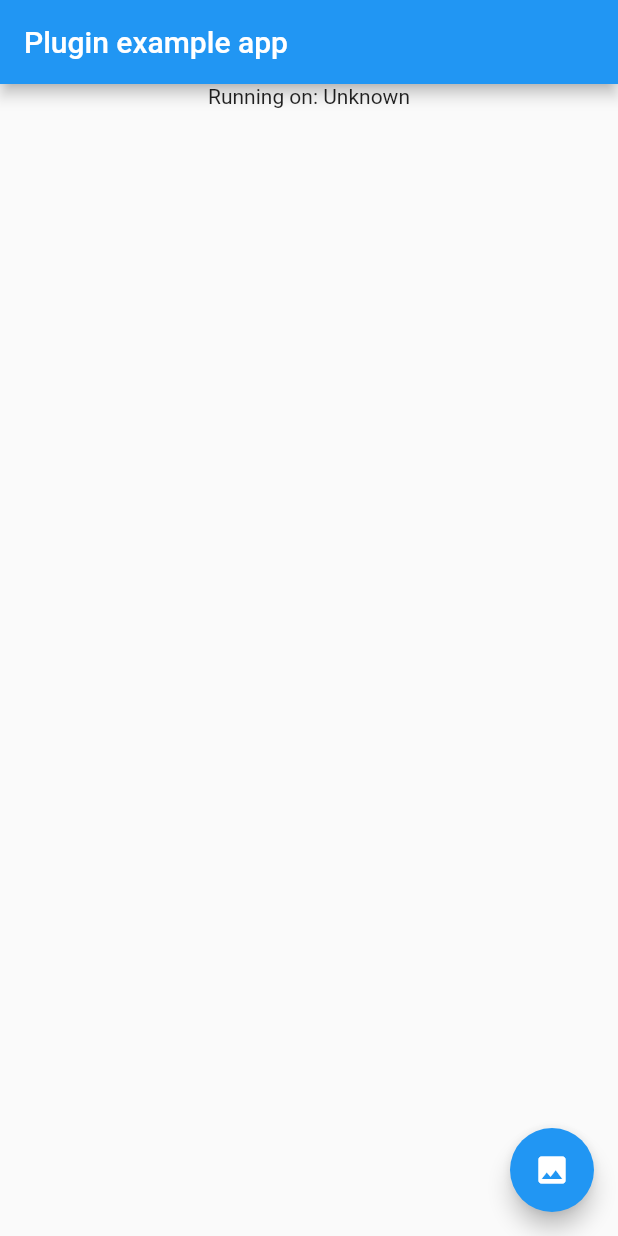
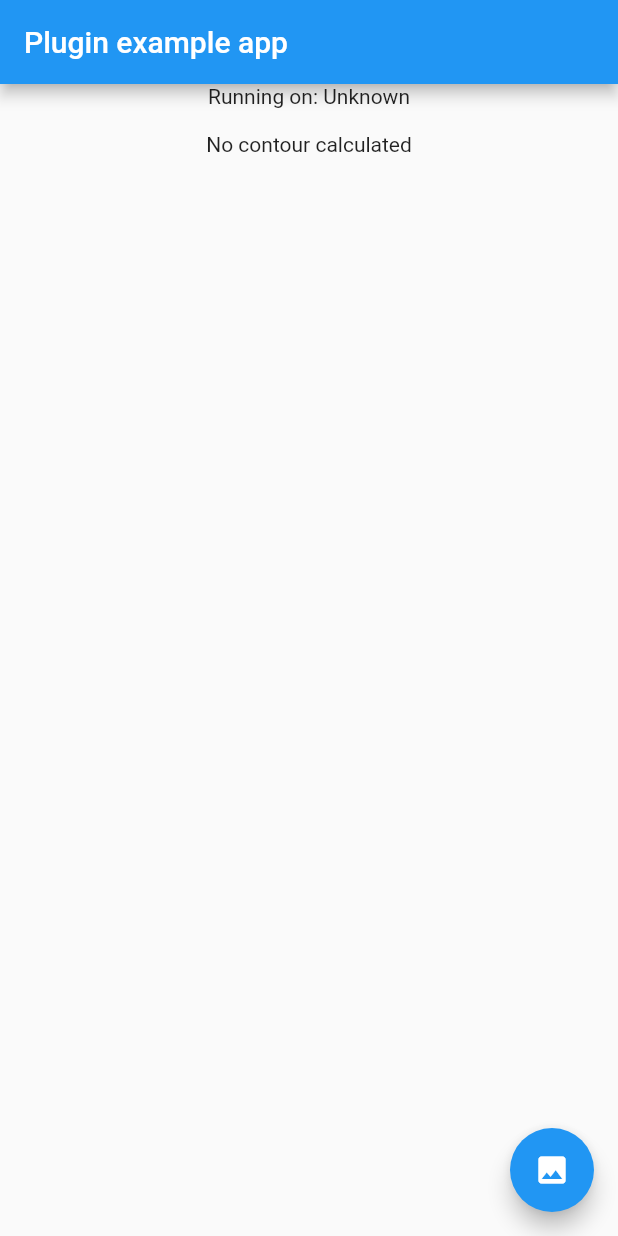
Before and after one commit to MTschannett/image_feature_detector, a Flutter app: the screen it shows after launch, after a tap on the "image" icon, on a phone screen of 412 x 824 dp. Run offline on Flutter 3.47's test engine with Material 2 defaults, Android fonts, the phone set to English and light mode, and no system bars.

```diff
--- a/example/lib/main.dart
+++ b/example/lib/main.dart
@@ -1,3 +1,5 @@
+import 'dart:io';
+
 import 'package:flutter/material.dart';
 import 'dart:async';
 
@@ -15,6 +17,7 @@ class MyApp extends StatefulWidget {
 class _MyAppState extends State<MyApp> {
   String _platformVersion = 'Unknown';
   String _filePath;
+  Contour _contour;
 
   @override
   void initState() {
@@ -33,8 +36,24 @@ class _MyAppState extends State<MyApp> {
     }
 
     try {
+      var directory2 = await getApplicationDocumentsDirectory();
+
       var directory = await getTemporaryDirectory();
-      var path = "${directory.path}/tmp.png";
+      var path = "${directory2.path}/images/tmp.png";
+
+      var file = File(path);
+      if (!await file.exists()) {
+        var data = await rootBundle.load("images/rectangle.png");
+
+        try {
+          await file.create(recursive: true);
+        } catch (e) {
+          print(e);
+        }
+
+        file.writeAsBytes(
+            data.buffer.asUint8List(data.offsetInBytes, data.lengthInBytes));
+      }
 
       setState(() {
         _filePath = path;
@@ -54,6 +73,19 @@ class _MyAppState extends State<MyApp> {
   @override
   Widget build(BuildContext context) {
     // var image = _filePath == null ? Container() : Image.file(File(_filePath));
+    Column c;
+
+    if (_contour != null) {
+      c = Column(
+        children: _contour.contour.map((p) {
+          return Text("X: ${p.x}, Y: ${p.y}");
+        }).toList(),
+      );
+    } else {
+      c = Column(
+        children: <Widget>[Text("No contour calculated")],
+      );
+    }
 
     return MaterialApp(
       home: Scaffold(
@@ -62,13 +94,20 @@ class _MyAppState extends State<MyApp> {
         ),
         body: Center(
             child: Column(
-          children: <Widget>[Text('Running on: $_platformVersion\n')],
+          children: <Widget>[Text('Running on: $_platformVersion\n'), c],
         )),
         floatingActionButton: FloatingActionButton(
             child: Icon(Icons.image),
-            onPressed: () async => {
-                  print(await ImageFeatureDetector.detectRectangles(_filePath)),
-                }),
+            onPressed: () async {
+              try {
+                var c = await ImageFeatureDetector.detectRectangles(_filePath);
+                setState(() {
+                  _contour = c;
+                });
+              } on PlatformException {
+                print("error happened");
+              }
+            }),
       ),
     );
   }
--- a/example/pubspec.yaml
+++ b/example/pubspec.yaml
@@ -32,8 +32,8 @@ flutter:
   uses-material-design: true
 
   # To add assets to your application, add an assets section, like this:
-  # assets:
-  #  - images/a_dot_burr.jpeg
+  assets:
+    - images/rectangle.png
   #  - images/a_dot_ham.jpeg
 
   # An image asset can refer to one or more resolution-specific "variants", see
--- a/pubspec.yaml
+++ b/pubspec.yaml
@@ -31,7 +31,7 @@ flutter:
 
   # To add assets to your plugin package, add an assets section, like this:
   # assets:
-  #  - images/a_dot_burr.jpeg
+  #  - images/rectangle.png
   #  - images/a_dot_ham.jpeg
   #
   # For details regarding assets in packages, see
```
Also changed, not shown: 2 other files.
